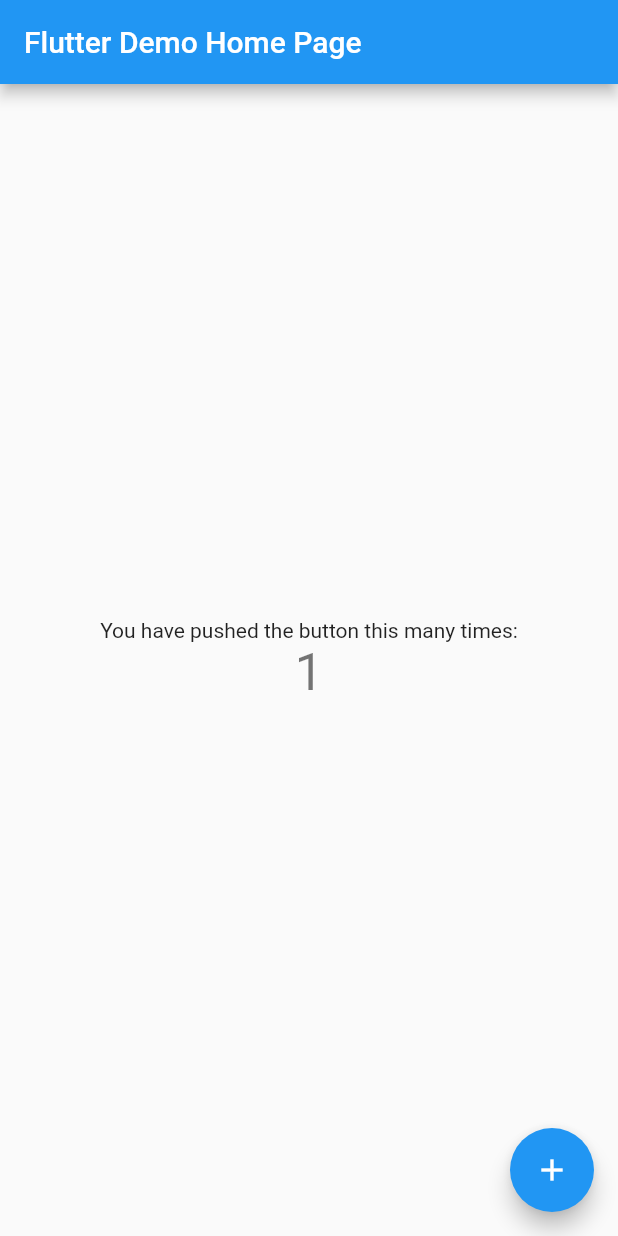
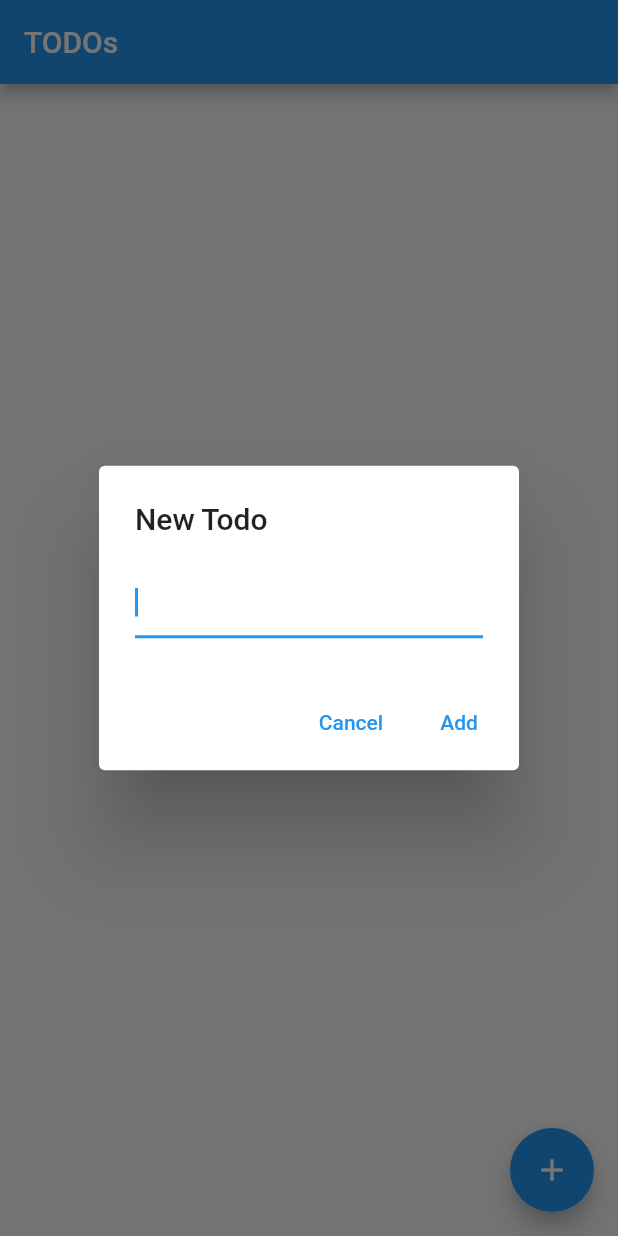
Before and after one commit to MoyinShabi/DSCFlutterProject, a Flutter app: the screen it shows after launch, after a tap on the "add" icon, on a phone screen of 412 x 824 dp. Run offline on Flutter 3.47's test engine with Material 2 defaults, Android fonts, the phone set to English and light mode, and no system bars.

Commit message:
Initial implementation

```diff
--- a/lib/main.dart
+++ b/lib/main.dart
@@ -1,117 +1,101 @@
 import 'package:flutter/material.dart';
+import 'package:flutter/services.dart';
+import 'package:dsc_flutter_project/todo_list_screen.dart';
 
 void main() {
+  SystemChrome.setEnabledSystemUIOverlays([]);
   runApp(MyApp());
 }
 
+// List items = ["Item 1", "Item 2", "Item 3"];
+// bool toggle = false;
+
 class MyApp extends StatelessWidget {
-  // This widget is the root of your application.
   @override
   Widget build(BuildContext context) {
     return MaterialApp(
-      title: 'Flutter Demo',
+      title: "Simple ToDos",
       theme: ThemeData(
-        // This is the theme of your application.
-        //
-        // Try running your application with "flutter run". You'll see the
-        // application has a blue toolbar. Then, without quitting the app, try
-        // changing the primarySwatch below to Colors.green and then invoke
-        // "hot reload" (press "r" in the console where you ran "flutter run",
-        // or simply save your changes to "hot reload" in a Flutter IDE).
-        // Notice that the counter didn't reset back to zero; the application
-        // is not restarted.
         primarySwatch: Colors.blue,
-        // This makes the visual density adapt to the platform that you run
-        // the app on. For desktop platforms, the controls will be smaller and
-        // closer together (more dense) than on mobile platforms.
         visualDensity: VisualDensity.adaptivePlatformDensity,
       ),
-      home: MyHomePage(title: 'Flutter Demo Home Page'),
+      home: TodoListScreen(),
     );
   }
 }
 
-class MyHomePage extends StatefulWidget {
-  MyHomePage({Key key, this.title}) : super(key: key);
+// class MainPage extends StatefulWidget {
+//   @override
+//   _MainPageState createState() => _MainPageState();
+// }
 
-  // This widget is the home page of your application. It is stateful, meaning
-  // that it has a State object (defined below) that contains fields that affect
-  // how it looks.
+// class _MainPageState extends State<MainPage> {
+//   @override
+//   Widget build(BuildContext context) {
+//     return Scaffold(
+//       appBar: AppBar(
+//         title: Text('TODOs'),
+//       ),
+//       body: ReorderableListView(
+//         children: [
+//           for (final item in items)
+//             CheckboxListTile(
+//               value: toggle,
+//               onChanged: (bool) {
+//                 setState(() {
+//                   if (!bool) {
+//                     toggle = false;
+//                   } else {
+//                     toggle = true;
+//                   }
+//                 });
+//               },
+// key: ValueKey(item),
+//               title: CheckToDo(
+//                 todoText: item,
+//                 todoToggle: false,
+//               ),
+//             ),
+//         ],
+// onReorder: (oldIndex, newIndex) {
+//   setState(() {
+//     if (oldIndex < newIndex) {
+//       newIndex -= 1;
+//     }
+//     var getReplacedWidget = items.removeAt(oldIndex);
+//     items.insert(newIndex, getReplacedWidget);
+//   });
+// },
+//       ),
+//       floatingActionButton: FloatingActionButton(
+//         onPressed: null,
+//         tooltip: 'New ToDo',
+//         child: Icon(Icons.add),
+//       ),
+//     );
+//   }
+// }
 
-  // This class is the configuration for the state. It holds the values (in this
-  // case the title) provided by the parent (in this case the App widget) and
-  // used by the build method of the State. Fields in a Widget subclass are
-  // always marked "final".
+// class CheckToDo extends StatelessWidget {
+//   final bool todoToggle;
+//   final String todoText;
+//   CheckToDo({this.todoToggle, this.todoText}) : super();
 
-  final String title;
+//   Widget checkWidget() {
+//     if (todoToggle == false) {
+//       return Text(todoText);
+//     } else {
+//       return Text(
+//         todoText,
+//         style: TextStyle(
+//           decoration: TextDecoration.lineThrough,
+//         ),
+//       );
+//     }
+//   }
 
-  @override
-  _MyHomePageState createState() => _MyHomePageState();
-}
-
-class _MyHomePageState extends State<MyHomePage> {
-  int _counter = 0;
-
-  void _incrementCounter() {
-    setState(() {
-      // This call to setState tells the Flutter framework that something has
-      // changed in this State, which causes it to rerun the build method below
-      // so that the display can reflect the updated values. If we changed
-      // _counter without calling setState(), then the build method would not be
-      // called again, and so nothing would appear to happen.
-      _counter++;
-    });
-  }
-
-  @override
-  Widget build(BuildContext context) {
-    // This method is rerun every time setState is called, for instance as done
-    // by the _incrementCounter method above.
-    //
-    // The Flutter framework has been optimized to make rerunning build methods
-    // fast, so that you can just rebuild anything that needs updating rather
-    // than having to individually change instances of widgets.
-    return Scaffold(
-      appBar: AppBar(
-        // Here we take the value from the MyHomePage object that was created by
-        // the App.build method, and use it to set our appbar title.
-        title: Text(widget.title),
-      ),
-      body: Center(
-        // Center is a layout widget. It takes a single child and positions it
-        // in the middle of the parent.
-        child: Column(
-          // Column is also a layout widget. It takes a list of children and
-          // arranges them vertically. By default, it sizes itself to fit its
-          // children horizontally, and tries to be as tall as its parent.
-          //
-          // Invoke "debug painting" (press "p" in the console, choose the
-          // "Toggle Debug Paint" action from the Flutter Inspector in Android
-          // Studio, or the "Toggle Debug Paint" command in Visual Studio Code)
-          // to see the wireframe for each widget.
-          //
-          // Column has various properties to control how it sizes itself and
-          // how it positions its children. Here we use mainAxisAlignment to
-          // center the children vertically; the main axis here is the vertical
-          // axis because Columns are vertical (the cross axis would be
-          // horizontal).
-          mainAxisAlignment: MainAxisAlignment.center,
-          children: <Widget>[
-            Text(
-              'You have pushed the button this many times:',
-            ),
-            Text(
-              '$_counter',
-              style: Theme.of(context).textTheme.headline4,
-            ),
-          ],
-        ),
-      ),
-      floatingActionButton: FloatingActionButton(
-        onPressed: _incrementCounter,
-        tooltip: 'Increment',
-        child: Icon(Icons.add),
-      ), // This trailing comma makes auto-formatting nicer for build methods.
-    );
-  }
-}
+//   @override
+//   Widget build(BuildContext context) {
+//     return checkWidget();
+//   }
+// }
--- /dev/null
+++ b/lib/new_todo_dialog.dart
@@ -0,0 +1,33 @@
+import 'package:flutter/material.dart';
+import 'package:dsc_flutter_project/todo.dart';
+
+class NewTodoDialog extends StatelessWidget {
+  final controller = TextEditingController();
+
+  @override
+  Widget build(BuildContext context) {
+    return AlertDialog(
+      title: Text('New Todo'),
+      content: TextField(
+        controller: controller,
+        autofocus: true,
+      ),
+      actions: [
+        TextButton(
+            child: Text('Cancel'),
+            onPressed: () {
+              Navigator.of(context).pop();
+            }),
+        TextButton(
+          child: Text('Add'),
+          onPressed: () {
+            final todo = Todo(title: controller.value.text);
+            controller.clear();
+
+            Navigator.of(context).pop(todo);
+          },
+        )
+      ],
+    );
+  }
+}
--- /dev/null
+++ b/lib/todo.dart
@@ -0,0 +1,6 @@
+class Todo {
+  Todo({this.title, this.isDone = false});
+
+  String title;
+  bool isDone;
+}
--- /dev/null
+++ b/lib/todo_list.dart
@@ -0,0 +1,30 @@
+import 'package:flutter/material.dart';
+import 'package:dsc_flutter_project/todo.dart';
+
+typedef ToggleTodoCallback = void Function(Todo, bool);
+
+class TodoList extends StatelessWidget {
+  TodoList({@required this.todos, this.onTodoToggle});
+
+  final List<Todo> todos;
+  final ToggleTodoCallback onTodoToggle;
+
+  Widget _buildItem(BuildContext context, int index) {
+    final todo = todos[index];
+    return CheckboxListTile(
+      value: todo.isDone,
+      onChanged: (bool isChecked) {
+        onTodoToggle(todo, isChecked);
+      },
+      title: Text(todo.title),
+    );
+  }
+
+  @override
+  Widget build(BuildContext context) {
+    return ListView.builder(
+      itemBuilder: _buildItem,
+      itemCount: todos.length,
+    );
+  }
+}
--- /dev/null
+++ b/lib/todo_list_screen.dart
@@ -0,0 +1,51 @@
+import 'package:flutter/material.dart';
+import 'package:dsc_flutter_project/todo_list.dart';
+import 'package:dsc_flutter_project/todo.dart';
+import 'package:dsc_flutter_project/new_todo_dialog.dart';
+
+class TodoListScreen extends StatefulWidget {
+  @override
+  _TodoListScreenState createState() => _TodoListScreenState();
+}
+
+class _TodoListScreenState extends State<TodoListScreen> {
+  List<Todo> todos = [];
+
+  _toggleTodo(Todo todo, bool isChecked) {
+    setState(() {
+      todo.isDone = isChecked;
+    });
+  }
+
+  _addTodo() async {
+    final todo = await showDialog<Todo>(
+      context: context,
+      builder: (BuildContext context) {
+        return NewTodoDialog();
+      },
+    );
+
+    if (todo != null) {
+      setState(() {
+        todos.add(todo);
+      });
+    }
+  }
+
+  @override
+  Widget build(BuildContext context) {
+    return Scaffold(
+      appBar: AppBar(
+        title: Text('TODOs'),
+      ),
+      body: TodoList(
+        todos: todos,
+        onTodoToggle: _toggleTodo,
+      ),
+      floatingActionButton: FloatingActionButton(
+        child: Icon(Icons.add),
+        onPressed: _addTodo,
+      ),
+    );
+  }
+}
```
Also changed, not shown: 2 other files.
